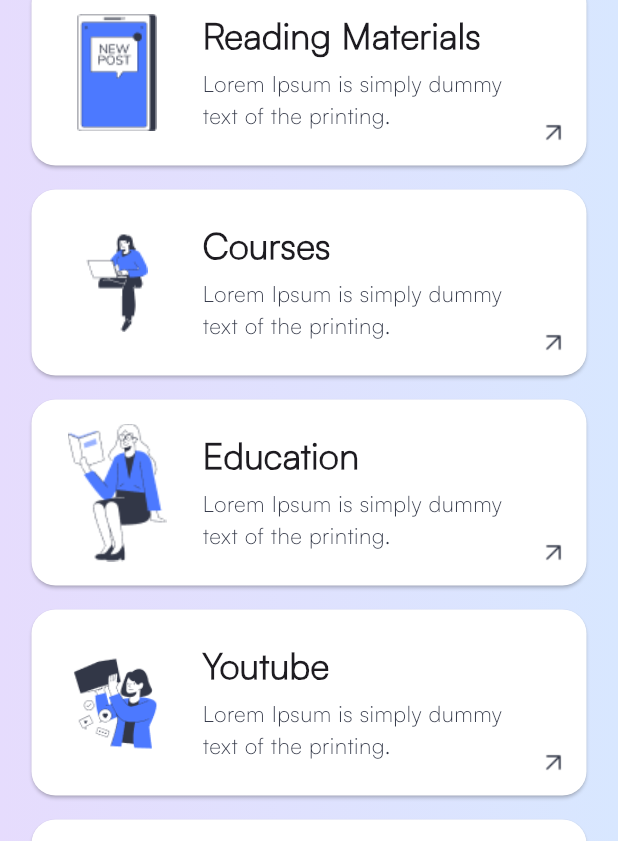
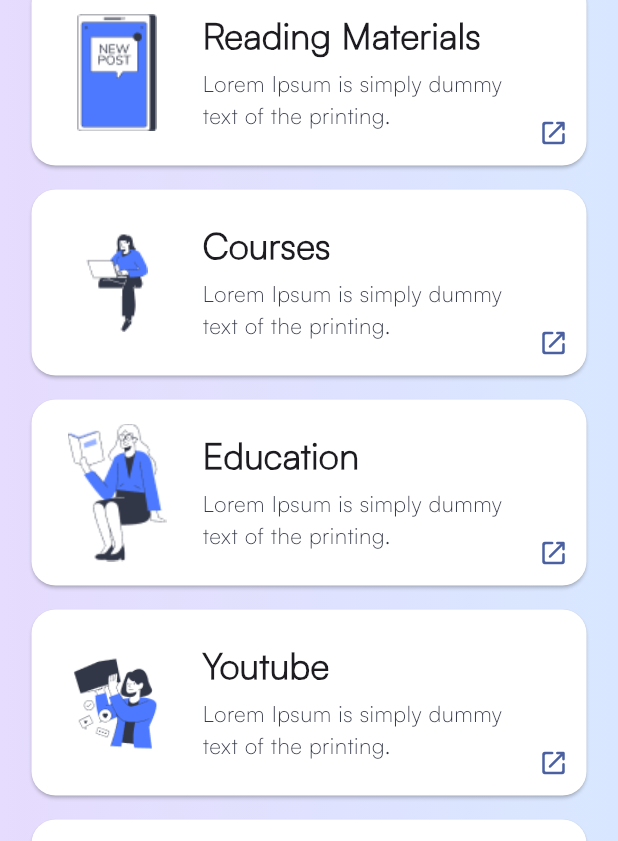
Before and after one commit to mubasheransari/readytogo, a Flutter app: the HomeScreen screen opened directly, on a phone screen of 412 x 824 dp. Shown: the part 154-995 px from the top of the screen. Run offline on Flutter 3.47's test engine with Material 3 defaults, Android fonts, the light colour scheme and no system bars; our stand-ins replace flutter_bloc, google_fonts, google_maps_flutter, sms_autofill; network calls fail.

Commit message:
updation on resources

```diff
--- a/lib/Features/Resources/resources_screen.dart
+++ b/lib/Features/Resources/resources_screen.dart
@@ -125,8 +125,11 @@ class _ResourceCard extends StatelessWidget {
                 ),
               ),
               Padding(
-                  padding: const EdgeInsets.only(top: 80.0),
-                  child: Image.asset("assets/arrow-up-right.png"))
+                padding: const EdgeInsets.only(top: 80.0),
+                child: Icon(Icons.open_in_new_rounded,
+                    color: Color(0xFF4A60A1),
+                    size: 20), //Image.asset("assets/arrow-up-right.png")
+              )
             ],
           ),
         ),
```
